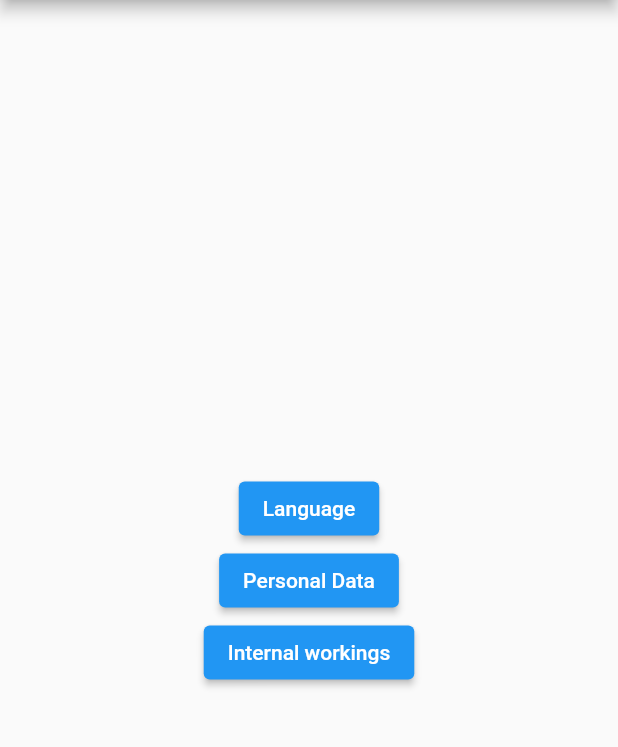
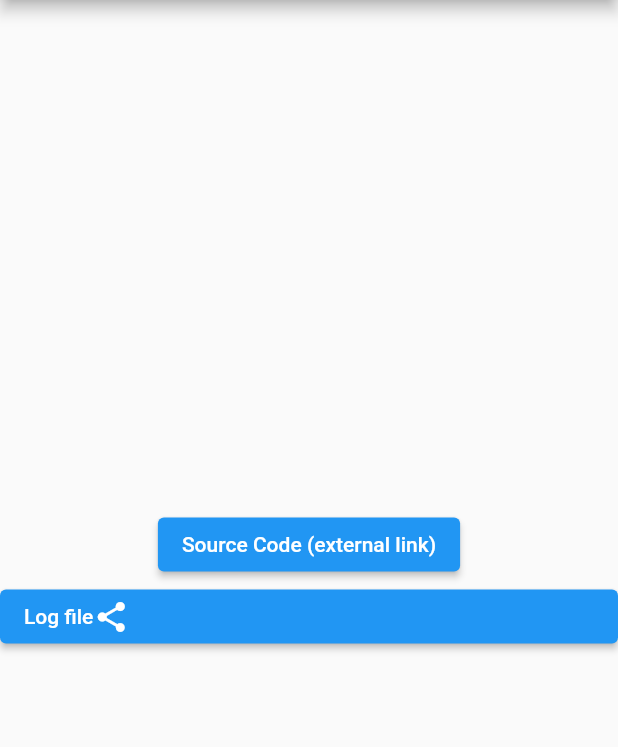
Before and after one commit to reyemDarnok/MCI_SOSE_2021, a Flutter app: the SettingsRoute screen opened by its route, after a tap on "Internal workings", on a phone screen of 412 x 824 dp, the part 75-822 px from its top. Run offline on Flutter 3.47's test engine with Material 2 defaults, Android fonts, the phone set to English and light mode, and no system bars; our stand-ins replace share_plus; generated files the repository leaves out were written again.

Commit message:
internals

```diff
--- a/l10n/app_de.arb
+++ b/l10n/app_de.arb
@@ -37,5 +37,8 @@
   "streetLabel": "Straße, Hausnummer:",
   "cityLabel": "PLZ, Stadt:",
   "manuallyAddedVisitors": "Manuell hinzugefügte Teilnehmer",
-  "save": "Speichern"
+  "save": "Speichern",
+  "sourceCode": "Quellcode (externer Link)",
+  "logfile": "Log Datei",
+  "functionalityNotAvailable": "Diese Funktionalität ist auf dieser Plattform leider nicht verfügbar"
 }
--- a/l10n/app_en.arb
+++ b/l10n/app_en.arb
@@ -31,7 +31,7 @@
   "minDurationMissingError": "A minimum duration has to be specified",
   "minDurationMalformedError": "The minimum duration has to be a number",
   "createNewEvent": "Create new event",
-  "minDurationLabel": "Minimum duration of visit",
+  "minDurationLabel": "Minimum duration of visit: ",
   "manualVisitorsLabel": "Manual visitors",
   "addManualVisitors": "Add Visitor manually",
   "shareQRCode": "Share QR code",
@@ -40,5 +40,8 @@
   "streetLabel": "Street, number:",
   "cityLabel": "PLZ, city",
   "manuallyAddedVisitors": "Manually added visitors",
-  "save": "Save"
+  "save": "Save",
+  "sourceCode": "Source Code (external link)",
+  "logfile": "Log file",
+  "functionalityNotAvailable": "This functionality is sadly not supported for this platform"
 }
--- /dev/null
+++ b/lib/Settings/InternalsRoute.dart
@@ -0,0 +1,39 @@
+import 'package:flutter/material.dart';
+import 'package:flutter_gen/gen_l10n/app_localizations.dart';
+import 'package:share_plus/share_plus.dart';
+import 'package:url_launcher/url_launcher.dart';
+
+import '../NavBar.dart';
+
+class InternalsRoute extends StatelessWidget {
+  static const String route = '/settings/internals';
+
+  @override
+  Widget build(BuildContext context) {
+    return Scaffold(
+      appBar: NavBar(AppLocalizations.of(context)!.settings),
+      body: Center(
+        child: Column(
+          mainAxisAlignment: MainAxisAlignment.center,
+          children: <Widget>[
+            ElevatedButton(
+                onPressed: () {
+                  launch('https://github.com/reyemDarnok/MCI_SOSE_2021/');
+                },
+                child: Text(AppLocalizations.of(context)!.sourceCode)),
+            ElevatedButton(
+                onPressed: () {
+                  Share.share('Logfile'); //TODO actual logs
+                },
+                child: Row(
+                  children: [
+                    Text(AppLocalizations.of(context)!.logfile),
+                    Icon(Icons.share)
+                  ],
+                ))
+          ],
+        ),
+      ),
+    );
+  }
+}
--- a/lib/Settings/SettingsRoute.dart
+++ b/lib/Settings/SettingsRoute.dart
@@ -1,5 +1,6 @@
 import 'package:flutter/material.dart';
 import 'package:flutter_gen/gen_l10n/app_localizations.dart';
+import 'package:mci_practicum/Settings/InternalsRoute.dart';
 import 'package:mci_practicum/Settings/PersonalDataRoute.dart';
 
 import '../NavBar.dart';
@@ -24,9 +25,9 @@ class SettingsRoute extends StatelessWidget {
                   Navigator.of(context).pushNamed(PersonalDataRoute.route),
               child: Text(AppLocalizations.of(context)!.personalData),
             ),
-            //TODO Internal Workings
             ElevatedButton(
-                onPressed: () {},
+                onPressed: () =>
+                    Navigator.of(context).pushNamed(InternalsRoute.route),
                 child: Text(AppLocalizations.of(context)!.internalWorkings))
           ],
         ),
--- a/lib/main.dart
+++ b/lib/main.dart
@@ -6,6 +6,7 @@ import 'package:mci_practicum/Event/OwnEventsRoute.dart';
 import 'package:mci_practicum/Event/ViewEventRoute.dart';
 import 'package:mci_practicum/Event/ViewPersonRoute.dart';
 import 'package:mci_practicum/Event/ViewVisitorsRoute.dart';
+import 'package:mci_practicum/Settings/InternalsRoute.dart';
 import 'package:mci_practicum/Settings/PersonalDataRoute.dart';
 import 'package:mci_practicum/Settings/SettingsRoute.dart';
 import 'package:mci_practicum/TestEntryRoute.dart';
@@ -28,7 +29,8 @@ void main() {
       ViewVisitorsRoute.route: (context) => ViewVisitorsRoute(),
       SettingsRoute.route: (context) => SettingsRoute(),
       TestEntryRoute.route: (context) => TestEntryRoute(),
-      PersonalDataRoute.route: (context) => PersonalDataRoute()
+      PersonalDataRoute.route: (context) => PersonalDataRoute(),
+      InternalsRoute.route: (context) => InternalsRoute()
     },
   ));
 }
--- a/pubspec.yaml
+++ b/pubspec.yaml
@@ -21,14 +21,15 @@ environment:
   sdk: ">=2.12.0 <3.0.0"
 
 dependencies:
-  uuid: 3.0.4
+  uuid: ^3.0.4
   flutter:
     sdk: flutter
   flutter_localizations:
     sdk: flutter
   intl: ^0.17.0
   yaml: ^2.2.1
-
+  share_plus: ^2.1.2
+  url_launcher: ^6.0.4
 
   # The following adds the Cupertino Icons font to your application.
   # Use with the CupertinoIcons class for iOS style icons.
```
Also changed, not shown: pubspec.lock.
